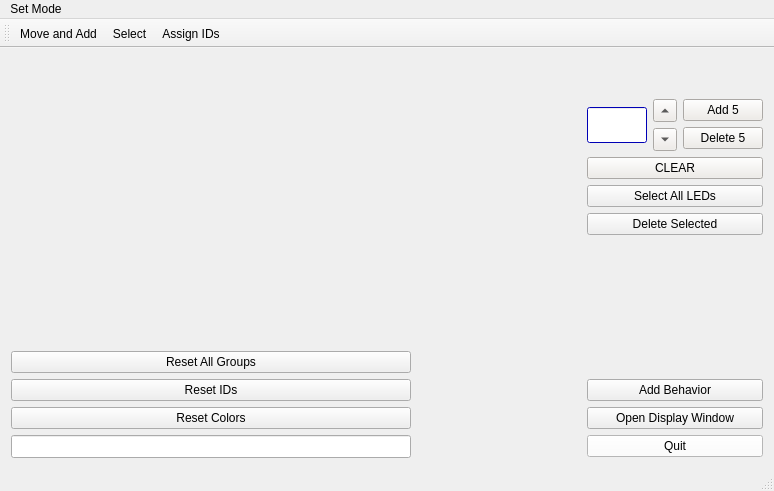
Before: the Qt Designer form GUI_Code/BlockTrial/mainwindow.ui in sonderswag/Modular-LED-HRI-, drawn with Qt 5.
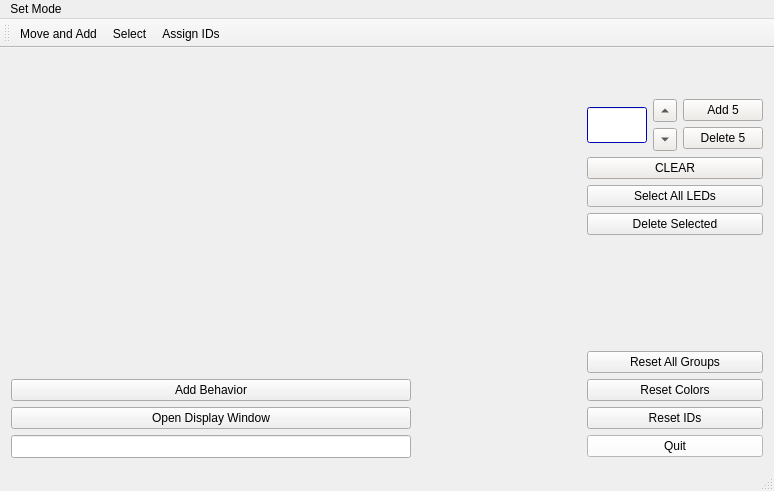
After: the same form once the commit is applied. Icons and pictures are not drawn.

Commit message: Changed Layout of MainWindow a bit

The edit to the form file:
```diff
--- a/GUI_Code/BlockTrial/mainwindow.ui
+++ b/GUI_Code/BlockTrial/mainwindow.ui
@@ -15,13 +15,40 @@
   </property>
   <widget class="QWidget" name="centralWidget">
    <layout class="QGridLayout" name="gridLayout">
-    <item row="7" column="0">
+    <item row="8" column="2">
      <widget class="QPushButton" name="resetID">
       <property name="text">
        <string>Reset IDs</string>
       </property>
      </widget>
     </item>
+    <item row="7" column="0">
+     <widget class="QPushButton" name="addBehaviorButton">
+      <property name="text">
+       <string>Add Behavior</string>
+      </property>
+     </widget>
+    </item>
+    <item row="6" column="2">
+     <widget class="QPushButton" name="resetGroupsButton">
+      <property name="text">
+       <string>Reset All Groups</string>
+      </property>
+     </widget>
+    </item>
+    <item row="8" column="0">
+     <widget class="QPushButton" name="displayWindowButton">
+      <property name="text">
+       <string>Open Display Window</string>
+      </property>
+      <property name="checkable">
+       <bool>true</bool>
+      </property>
+      <property name="checked">
+       <bool>false</bool>
+      </property>
+     </widget>
+    </item>
     <item row="9" column="0">
      <widget class="QLineEdit" name="displayText">
       <property name="sizePolicy">
@@ -486,13 +513,6 @@
       </property>
      </widget>
     </item>
-    <item row="7" column="2">
-     <widget class="QPushButton" name="addBehaviorButton">
-      <property name="text">
-       <string>Add Behavior</string>
-      </property>
-     </widget>
-    </item>
     <item row="0" column="2">
      <spacer name="verticalSpacer_3">
       <property name="orientation">
@@ -3146,32 +3166,25 @@
       </property>
      </spacer>
     </item>
-    <item row="6" column="0">
-     <widget class="QPushButton" name="resetGroupsButton">
-      <property name="text">
-       <string>Reset All Groups</string>
-      </property>
-     </widget>
-    </item>
-    <item row="8" column="0">
+    <item row="7" column="2">
      <widget class="QPushButton" name="resetColor">
       <property name="text">
        <string>Reset Colors</string>
       </property>
      </widget>
     </item>
-    <item row="8" column="2">
-     <widget class="QPushButton" name="displayWindowButton">
-      <property name="text">
-       <string>Open Display Window</string>
+    <item row="8" column="1">
+     <spacer name="horizontalSpacer_3">
+      <property name="orientation">
+       <enum>Qt::Horizontal</enum>
       </property>
-      <property name="checkable">
-       <bool>true</bool>
+      <property name="sizeHint" stdset="0">
+       <size>
+        <width>40</width>
+        <height>20</height>
+       </size>
       </property>
-      <property name="checked">
-       <bool>false</bool>
-      </property>
-     </widget>
+     </spacer>
     </item>
    </layout>
   </widget>
```
